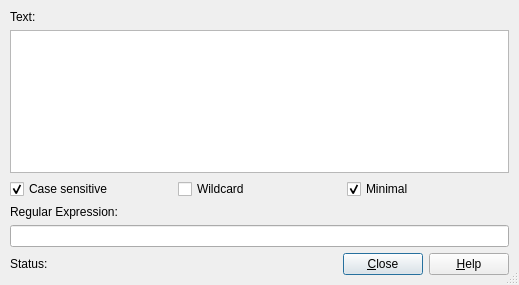
Old version of the form src/Tools/RegExp/regexpdialog.ui in the repository southseact-3d/fcd.
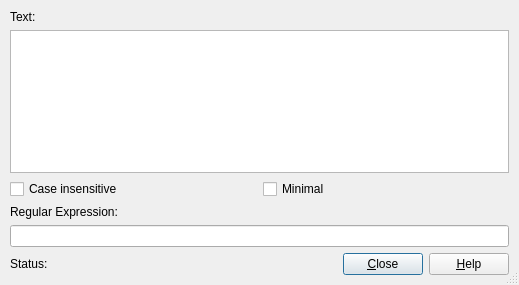
New version of the form.

```diff
--- a/src/Tools/RegExp/regexpdialog.ui
+++ b/src/Tools/RegExp/regexpdialog.ui
@@ -44,17 +44,7 @@
      <item>
       <widget class="QCheckBox" name="checkBox1">
        <property name="text">
-        <string>Case sensitive</string>
-       </property>
-       <property name="checked">
-        <bool>true</bool>
-       </property>
-      </widget>
-     </item>
-     <item>
-      <widget class="QCheckBox" name="checkBox2">
-       <property name="text">
-        <string>Wildcard</string>
+        <string>Case insensitive</string>
        </property>
       </widget>
      </item>
@@ -63,9 +53,6 @@
        <property name="text">
         <string>Minimal</string>
        </property>
-       <property name="checked">
-        <bool>true</bool>
-       </property>
       </widget>
      </item>
     </layout>
```
Lines whose indentation alone changed are shown as unchanged.
